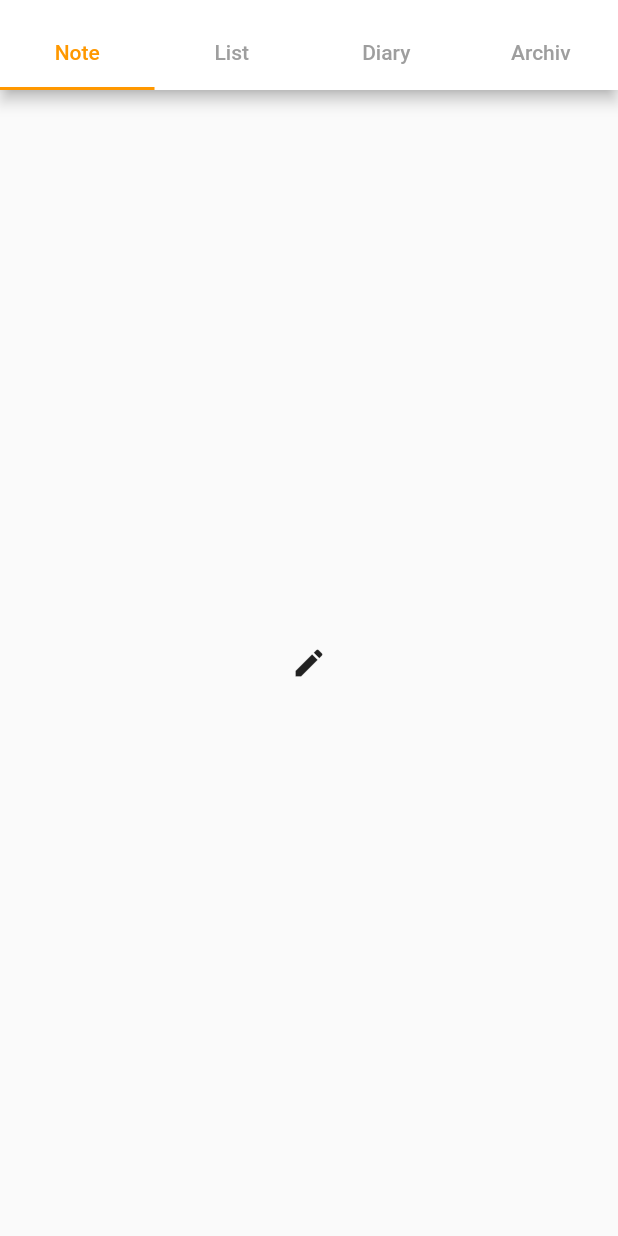
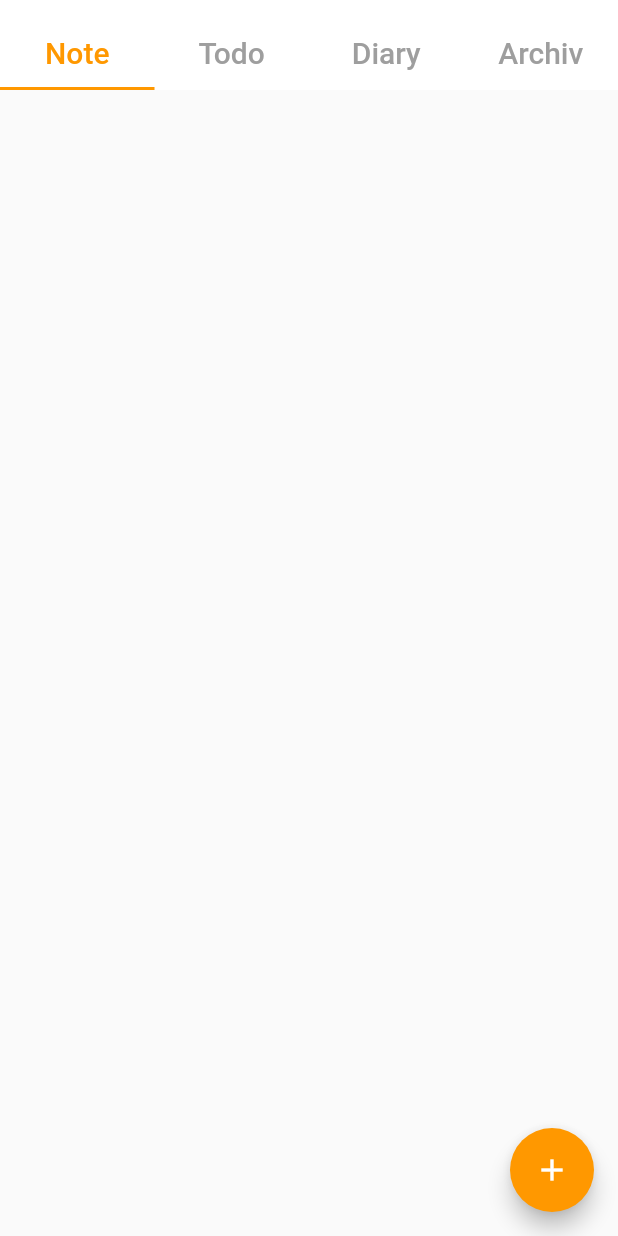
Before and after one commit to jeonlego012/memoapp, a Flutter app: the screen it shows after launch, on a phone screen of 412 x 824 dp. Run offline on Flutter 3.47's test engine with Material 2 defaults, Android fonts, the phone set to English and light mode, and no system bars.

Commit message:
floating action button

```diff
--- a/lib/components/my_tab.dart
+++ b/lib/components/my_tab.dart
@@ -1,4 +1,8 @@
 import 'package:flutter/material.dart';
+import 'package:memoapp/screens/1note/note.dart';
+import 'package:memoapp/screens/2todo/todo.dart';
+import 'package:memoapp/screens/3diary/diary.dart';
+import 'package:memoapp/screens/4archive/archive.dart';
 
 class MyTab extends StatefulWidget {
   const MyTab({Key? key}) : super(key: key);
@@ -41,6 +45,7 @@ class _MyTabState extends State<MyTab> with SingleTickerProviderStateMixin {
         appBar: PreferredSize(
           preferredSize: const Size.fromHeight(60.0),
           child: AppBar(
+            elevation: 0.0,
             bottom: TabBar(
               controller: _tabController,
               indicatorColor: tabColors[_tabController.index],
@@ -49,6 +54,7 @@ class _MyTabState extends State<MyTab> with SingleTickerProviderStateMixin {
                   child: Text(
                     'Note',
                     style: TextStyle(
+                        fontSize: 20.0,
                         color: _tabController.index == 0
                             ? tabColors[_tabController.index]
                             : Colors.grey),
@@ -56,8 +62,9 @@ class _MyTabState extends State<MyTab> with SingleTickerProviderStateMixin {
                 ),
                 Tab(
                   child: Text(
-                    'List',
+                    'Todo',
                     style: TextStyle(
+                        fontSize: 20.0,
                         color: _tabController.index == 1
                             ? tabColors[_tabController.index]
                             : Colors.grey),
@@ -67,6 +74,7 @@ class _MyTabState extends State<MyTab> with SingleTickerProviderStateMixin {
                   child: Text(
                     'Diary',
                     style: TextStyle(
+                        fontSize: 20.0,
                         color: _tabController.index == 2
                             ? tabColors[_tabController.index]
                             : Colors.grey),
@@ -76,6 +84,7 @@ class _MyTabState extends State<MyTab> with SingleTickerProviderStateMixin {
                   child: Text(
                     'Archiv',
                     style: TextStyle(
+                        fontSize: 20.0,
                         color: _tabController.index == 3
                             ? tabColors[_tabController.index]
                             : Colors.grey),
@@ -88,10 +97,10 @@ class _MyTabState extends State<MyTab> with SingleTickerProviderStateMixin {
         body: TabBarView(
           controller: _tabController,
           children: [
-            Icon(Icons.create),
-            Icon(Icons.delete),
-            Icon(Icons.face),
-            Icon(Icons.earbuds),
+            Note(),
+            Todo(),
+            Diary(),
+            Archive(),
           ],
         ),
       ),
--- /dev/null
+++ b/lib/screens/1note/note.dart
@@ -0,0 +1,22 @@
+import 'package:flutter/material.dart';
+import 'note_add.dart';
+
+class Note extends StatelessWidget {
+  const Note({Key? key}) : super(key: key);
+  @override
+  Widget build(BuildContext context) {
+    return Scaffold(
+      //body: Icon(Icons.create),
+      floatingActionButton: FloatingActionButton(
+        onPressed: () {
+          Navigator.push(
+            context,
+            MaterialPageRoute(builder: (context) => NoteAddScreen()),
+          );
+        },
+        child: Icon(Icons.add),
+        backgroundColor: Colors.orange,
+      ),
+    );
+  }
+}
```
Also changed, not shown: lib/screens/1note/note_add.dart (added, +17 -0 lines), lib/screens/2todo/todo.dart (added, +16 -0 lines), lib/screens/3diary/diary.dart (added, +16 -0 lines), lib/screens/4archive/archive.dart (added, +16 -0 lines).
